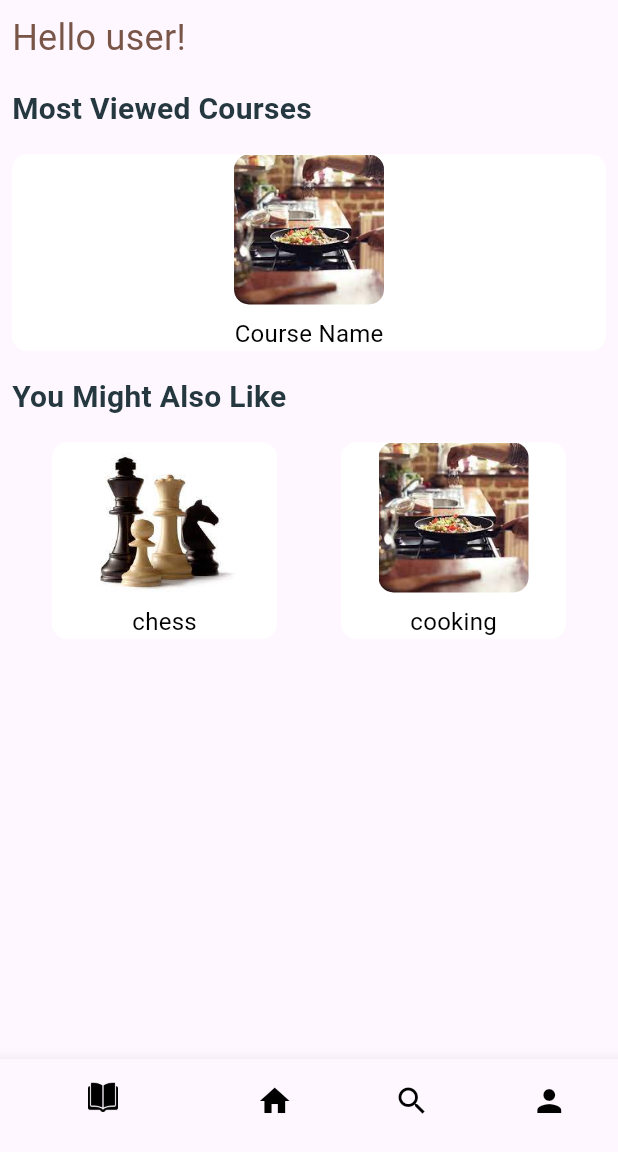
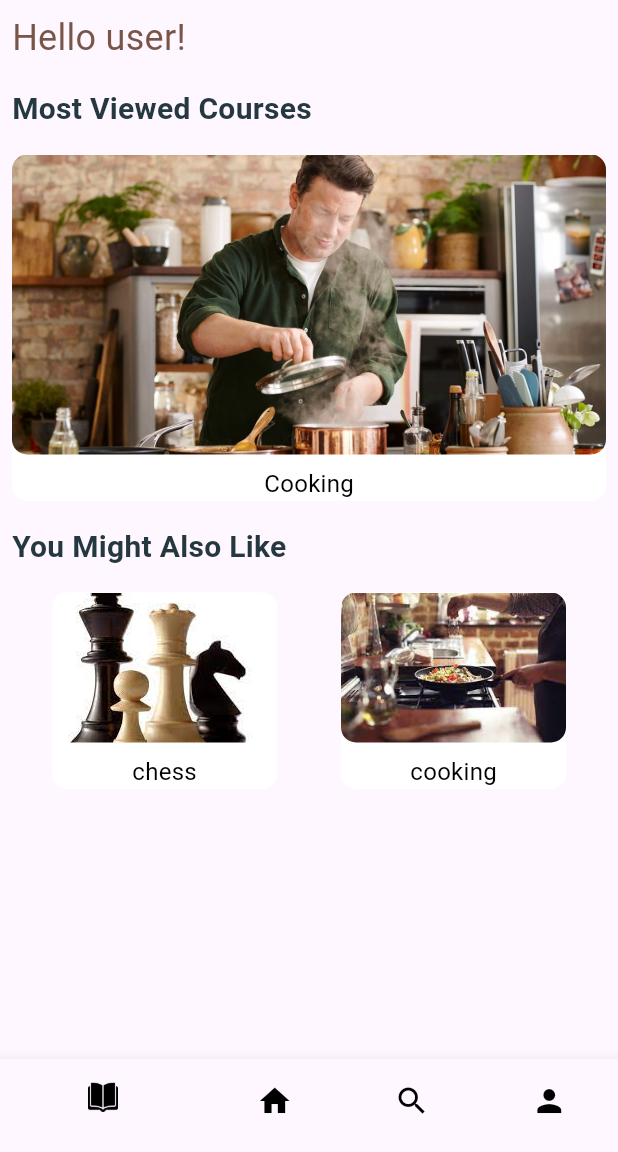
Before and after one commit to Amir23156/FrontendMobileApp, a Flutter app: the screen it shows after launch, on a phone screen of 412 x 824 dp, the part 84-1236 px from its top. Run offline on Flutter 3.47's test engine with Material 3 defaults, Android fonts, the phone set to English and light mode, and no system bars; our stand-ins replace firebase_auth, get, google_fonts; accounts and stored records are empty; Roboto replaces fonts that are missing (WorkSans).

Commit message:
well the last commit

```diff
--- a/lib/home.dart
+++ b/lib/home.dart
@@ -56,7 +56,7 @@ class _HomePageState extends State<HomePage> {
           Center(
             child: Container(
               margin: EdgeInsets.all(8.0),
-              width: double.infinity,
+              width: double.infinity, // Take the whole width
               decoration: BoxDecoration(
                 color: Colors.white,
                 borderRadius: BorderRadius.circular(10.0),
@@ -67,15 +67,15 @@ class _HomePageState extends State<HomePage> {
                   ClipRRect(
                     borderRadius: BorderRadius.circular(10.0),
                     child: Image.asset(
-                      'images/cooking.jpg',
-                      height: 100.0,
-                      width: 100.0,
+                      'images/Jamie-Oliver-Keep-Cooking-and-Carry-on-Channel-4 (1).jpg',
                       fit: BoxFit.cover,
+                      width: double.infinity, // Take the whole width
+                      height: 200.0, // Set the desired height
                     ),
                   ),
                   SizedBox(height: 8.0),
                   Text(
-                    'Course Name',
+                    'Cooking',
                     style: TextStyle(
                       fontSize: 16.0,
                       color: Colors.black,
@@ -112,9 +112,9 @@ class _HomePageState extends State<HomePage> {
                       borderRadius: BorderRadius.circular(10.0),
                       child: Image.asset(
                         'images/chess.jpg',
-                        height: 100.0,
-                        width: 100.0,
                         fit: BoxFit.cover,
+                        width: double.infinity, // Take half the width
+                        height: 100.0, // Set the desired height
                       ),
                     ),
                     SizedBox(height: 8.0),
@@ -142,9 +142,9 @@ class _HomePageState extends State<HomePage> {
                       borderRadius: BorderRadius.circular(10.0),
                       child: Image.asset(
                         'images/cooking.jpg',
-                        height: 100.0,
-                        width: 100.0,
                         fit: BoxFit.cover,
+                        width: double.infinity, // Take half the width
+                        height: 100.0, // Set the desired height
                       ),
                     ),
                     SizedBox(height: 8.0),
```
Also changed, not shown: images/Jamie-Oliver-Keep-Cooking-and-Carry-on-Channel-4 (1).jpg (added), 3 other files.
